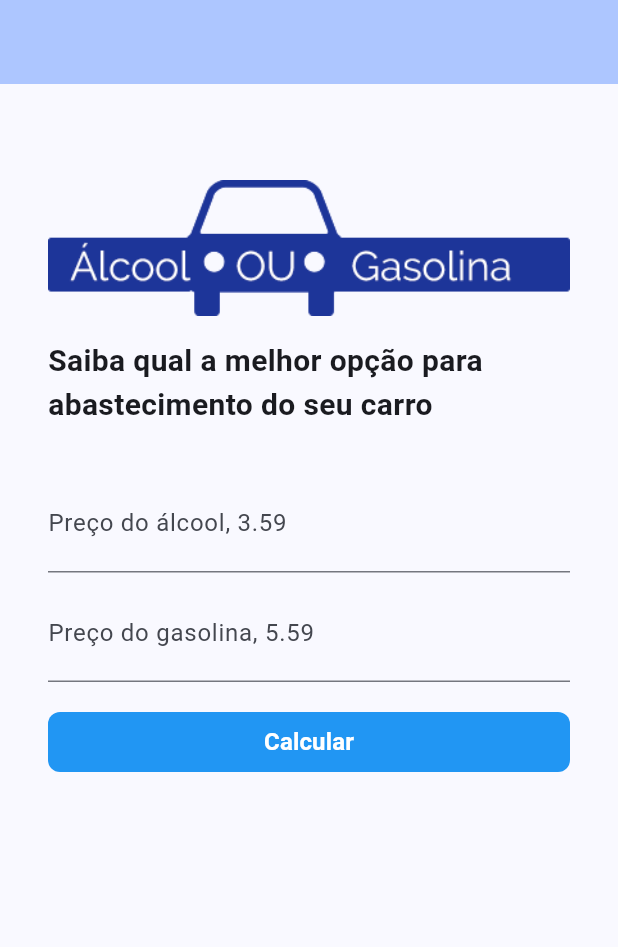
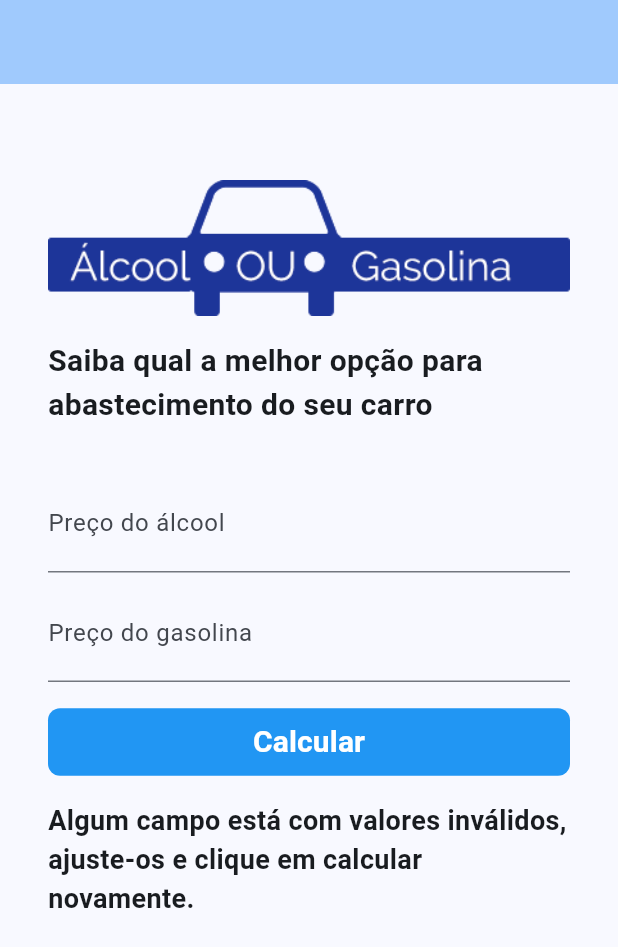
Before and after one commit to LukaasMachado143/alcohol-or-gasoline-app, a Flutter app: the screen it shows after launch, after a tap on "Calcular", on a phone screen of 412 x 824 dp. Shown: the top 947 px of the screen. Run offline on Flutter 3.47's test engine with Material 3 defaults, Android fonts, the phone set to English and light mode, and no system bars.

```diff
--- a/lib/homePage.dart
+++ b/lib/homePage.dart
@@ -8,6 +8,28 @@ class MyHomePage extends StatefulWidget {
 class _MyHomePageState extends State<MyHomePage> {
   TextEditingController _alcoholController = TextEditingController();
   TextEditingController _gasolineController = TextEditingController();
+  String _result = "";
+
+  double? _parseValue(String value) {
+    return double.tryParse(value.replaceAll(",", "."));
+  }
+
+  void _calculate() {
+    double? parsedAlcohol = _parseValue(_alcoholController.text);
+    double? parsedGasoline = _parseValue(_gasolineController.text);
+
+    if (parsedGasoline == null || parsedAlcohol == null) {
+      setState(() {
+        _result =
+            "Algum campo está com valores inválidos, ajuste-os e clique em calcular novamente.";
+      });
+    } else {
+      double division = parsedAlcohol / parsedGasoline;
+      setState(() {
+        _result = "Melhor usar ${division >= 0.7 ? 'gasolina' : 'álcool'}";
+      });
+    }
+  }
 
   @override
   Widget build(BuildContext context) {
@@ -16,8 +38,8 @@ class _MyHomePageState extends State<MyHomePage> {
         backgroundColor: Theme.of(context).colorScheme.inversePrimary,
       ),
       body: Container(
-        padding: EdgeInsets.all(32),
-        child: Center(
+        child: SingleChildScrollView(
+          padding: EdgeInsets.all(32),
           child: Column(
             crossAxisAlignment: CrossAxisAlignment.stretch,
             children: [
@@ -36,9 +58,7 @@ class _MyHomePageState extends State<MyHomePage> {
                 padding: EdgeInsets.only(top: 32),
                 child: TextField(
                   keyboardType: TextInputType.number,
-                  decoration: InputDecoration(
-                    labelText: "Preço do álcool, 3.59",
-                  ),
+                  decoration: InputDecoration(labelText: "Preço do álcool"),
                   style: TextStyle(fontSize: 22),
                   controller: _alcoholController,
                 ),
@@ -47,9 +67,7 @@ class _MyHomePageState extends State<MyHomePage> {
                 padding: EdgeInsets.only(top: 8),
                 child: TextField(
                   keyboardType: TextInputType.number,
-                  decoration: InputDecoration(
-                    labelText: "Preço do gasolina, 5.59",
-                  ),
+                  decoration: InputDecoration(labelText: "Preço do gasolina"),
                   style: TextStyle(fontSize: 22),
                   controller: _gasolineController,
                 ),
@@ -57,12 +75,12 @@ class _MyHomePageState extends State<MyHomePage> {
               Padding(
                 padding: EdgeInsets.only(top: 16),
                 child: TextButton(
-                  onPressed: () {},
+                  onPressed: _calculate,
                   child: Text(
                     "Calcular",
                     style: TextStyle(
                       color: Colors.white,
-                      fontSize: 16,
+                      fontSize: 20,
                       fontWeight: FontWeight.w600,
                     ),
                   ),
@@ -75,6 +93,13 @@ class _MyHomePageState extends State<MyHomePage> {
                   ),
                 ),
               ),
+              Padding(
+                padding: EdgeInsets.only(top: 16),
+                child: Text(
+                  _result,
+                  style: TextStyle(fontWeight: FontWeight.bold, fontSize: 18),
+                ),
+              ),
             ],
           ),
         ),
--- a/lib/main.dart
+++ b/lib/main.dart
@@ -11,7 +11,7 @@ class MyApp extends StatelessWidget {
     return MaterialApp(
       title: 'Alcohol or Gasoline',
       theme: ThemeData(
-        colorScheme: ColorScheme.fromSeed(seedColor: Colors.blueAccent),
+        colorScheme: ColorScheme.fromSeed(seedColor: Colors.blue),
       ),
       home: MyHomePage(),
       debugShowCheckedModeBanner: false,
```
